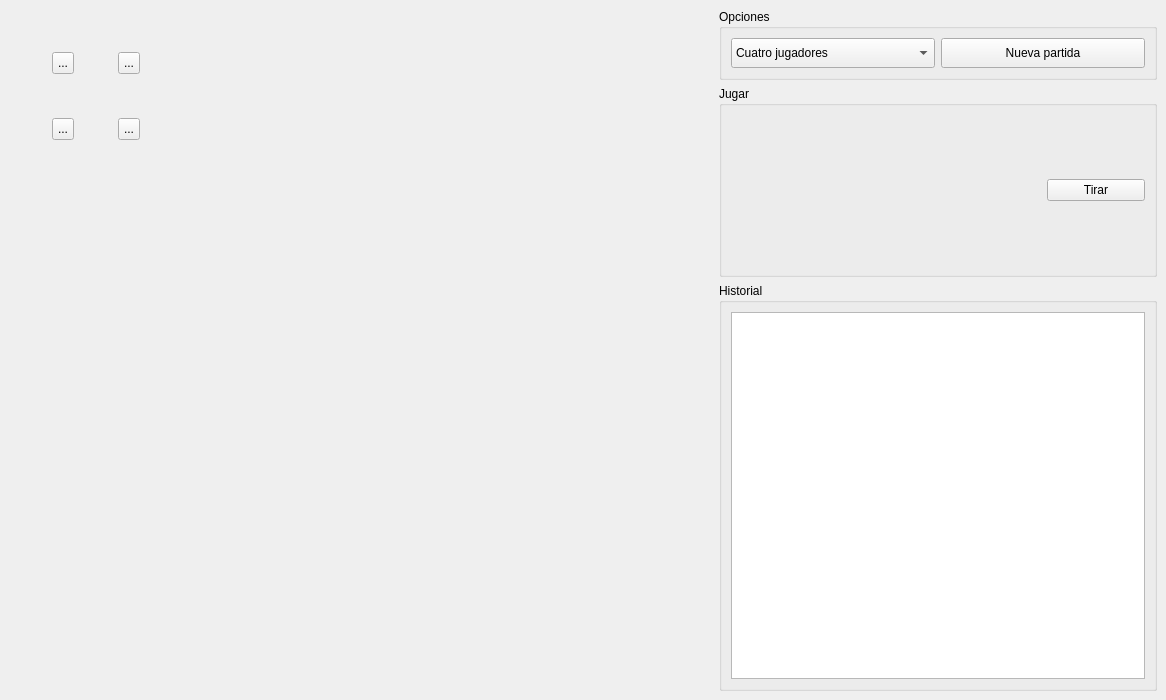
First picture: the form in parchis.ui, repository Lerduzz/Lerchis, before the edit.
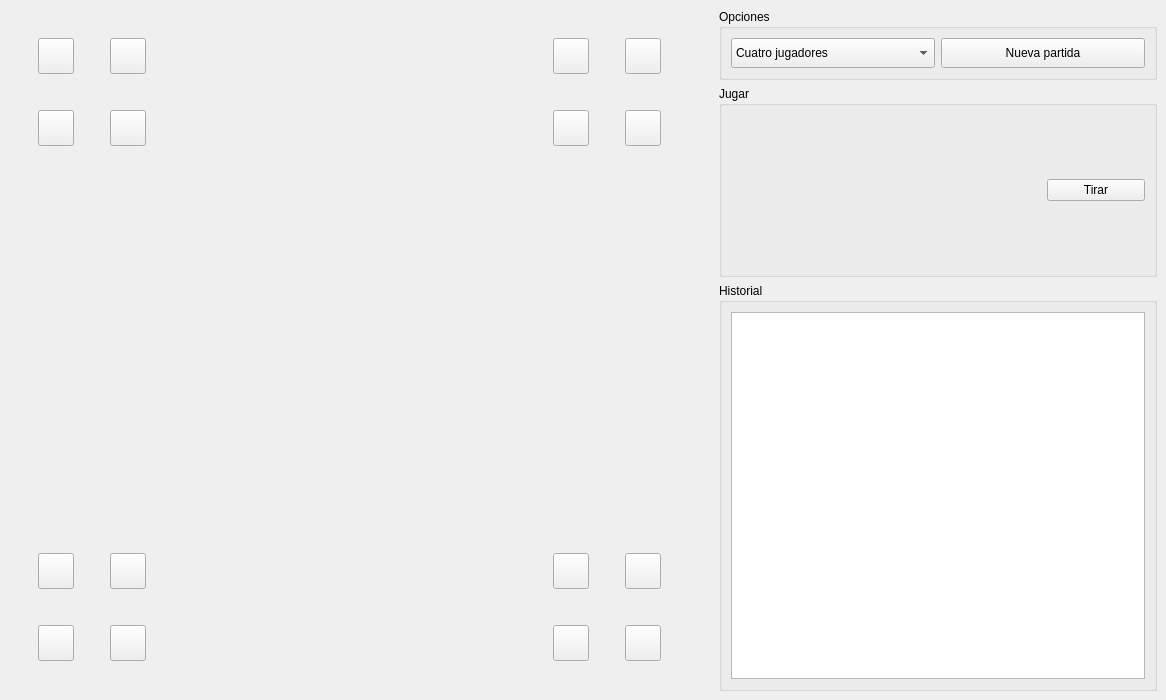
Second picture: the form after the edit. Icons and pictures are not drawn.

Commit message: Creadas las fichas faltantes.

Diff of the .ui file:
```diff
--- a/parchis.ui
+++ b/parchis.ui
@@ -46,10 +46,10 @@
       <widget class="QToolButton" name="ficha00">
        <property name="geometry">
         <rect>
-         <x>52</x>
-         <y>52</y>
-         <width>22</width>
-         <height>22</height>
+         <x>38</x>
+         <y>38</y>
+         <width>36</width>
+         <height>36</height>
         </rect>
        </property>
        <property name="minimumSize">
@@ -62,16 +62,16 @@
         <string notr="true">border-image: url(:/fichas/ficha0.png) 0 0 0 0 stretch stretch;</string>
        </property>
        <property name="text">
-        <string>...</string>
+        <string/>
        </property>
       </widget>
       <widget class="QToolButton" name="ficha03">
        <property name="geometry">
         <rect>
-         <x>118</x>
-         <y>52</y>
-         <width>22</width>
-         <height>22</height>
+         <x>110</x>
+         <y>38</y>
+         <width>36</width>
+         <height>36</height>
         </rect>
        </property>
        <property name="minimumSize">
@@ -84,16 +84,16 @@
         <string notr="true">border-image: url(:/fichas/ficha0.png) 0 0 0 0 stretch stretch;</string>
        </property>
        <property name="text">
-        <string>...</string>
+        <string/>
        </property>
       </widget>
       <widget class="QToolButton" name="ficha01">
        <property name="geometry">
         <rect>
-         <x>52</x>
-         <y>118</y>
-         <width>22</width>
-         <height>22</height>
+         <x>38</x>
+         <y>110</y>
+         <width>36</width>
+         <height>36</height>
         </rect>
        </property>
        <property name="minimumSize">
@@ -106,16 +106,16 @@
         <string notr="true">border-image: url(:/fichas/ficha0.png) 0 0 0 0 stretch stretch;</string>
        </property>
        <property name="text">
-        <string>...</string>
+        <string/>
        </property>
       </widget>
       <widget class="QToolButton" name="ficha02">
        <property name="geometry">
         <rect>
-         <x>118</x>
-         <y>118</y>
-         <width>22</width>
-         <height>22</height>
+         <x>110</x>
+         <y>110</y>
+         <width>36</width>
+         <height>36</height>
         </rect>
        </property>
        <property name="minimumSize">
@@ -128,7 +128,271 @@
         <string notr="true">border-image: url(:/fichas/ficha0.png) 0 0 0 0 stretch stretch;</string>
        </property>
        <property name="text">
-        <string>...</string>
+        <string/>
+       </property>
+      </widget>
+      <widget class="QToolButton" name="ficha13">
+       <property name="geometry">
+        <rect>
+         <x>110</x>
+         <y>553</y>
+         <width>36</width>
+         <height>36</height>
+        </rect>
+       </property>
+       <property name="minimumSize">
+        <size>
+         <width>22</width>
+         <height>22</height>
+        </size>
+       </property>
+       <property name="styleSheet">
+        <string notr="true">border-image: url(:/fichas/ficha1.png) 0 0 0 0 stretch stretch;</string>
+       </property>
+       <property name="text">
+        <string/>
+       </property>
+      </widget>
+      <widget class="QToolButton" name="ficha10">
+       <property name="geometry">
+        <rect>
+         <x>38</x>
+         <y>553</y>
+         <width>36</width>
+         <height>36</height>
+        </rect>
+       </property>
+       <property name="minimumSize">
+        <size>
+         <width>22</width>
+         <height>22</height>
+        </size>
+       </property>
+       <property name="styleSheet">
+        <string notr="true">border-image: url(:/fichas/ficha1.png) 0 0 0 0 stretch stretch;</string>
+       </property>
+       <property name="text">
+        <string/>
+       </property>
+      </widget>
+      <widget class="QToolButton" name="ficha11">
+       <property name="geometry">
+        <rect>
+         <x>38</x>
+         <y>625</y>
+         <width>36</width>
+         <height>36</height>
+        </rect>
+       </property>
+       <property name="minimumSize">
+        <size>
+         <width>22</width>
+         <height>22</height>
+        </size>
+       </property>
+       <property name="styleSheet">
+        <string notr="true">border-image: url(:/fichas/ficha1.png) 0 0 0 0 stretch stretch;</string>
+       </property>
+       <property name="text">
+        <string/>
+       </property>
+      </widget>
+      <widget class="QToolButton" name="ficha12">
+       <property name="geometry">
+        <rect>
+         <x>110</x>
+         <y>625</y>
+         <width>36</width>
+         <height>36</height>
+        </rect>
+       </property>
+       <property name="minimumSize">
+        <size>
+         <width>22</width>
+         <height>22</height>
+        </size>
+       </property>
+       <property name="styleSheet">
+        <string notr="true">border-image: url(:/fichas/ficha1.png) 0 0 0 0 stretch stretch;</string>
+       </property>
+       <property name="text">
+        <string/>
+       </property>
+      </widget>
+      <widget class="QToolButton" name="ficha23">
+       <property name="geometry">
+        <rect>
+         <x>625</x>
+         <y>553</y>
+         <width>36</width>
+         <height>36</height>
+        </rect>
+       </property>
+       <property name="minimumSize">
+        <size>
+         <width>22</width>
+         <height>22</height>
+        </size>
+       </property>
+       <property name="styleSheet">
+        <string notr="true">border-image: url(:/fichas/ficha2.png) 0 0 0 0 stretch stretch;</string>
+       </property>
+       <property name="text">
+        <string/>
+       </property>
+      </widget>
+      <widget class="QToolButton" name="ficha20">
+       <property name="geometry">
+        <rect>
+         <x>553</x>
+         <y>553</y>
+         <width>36</width>
+         <height>36</height>
+        </rect>
+       </property>
+       <property name="minimumSize">
+        <size>
+         <width>22</width>
+         <height>22</height>
+        </size>
+       </property>
+       <property name="styleSheet">
+        <string notr="true">border-image: url(:/fichas/ficha2.png) 0 0 0 0 stretch stretch;</string>
+       </property>
+       <property name="text">
+        <string/>
+       </property>
+      </widget>
+      <widget class="QToolButton" name="ficha21">
+       <property name="geometry">
+        <rect>
+         <x>553</x>
+         <y>625</y>
+         <width>36</width>
+         <height>36</height>
+        </rect>
+       </property>
+       <property name="minimumSize">
+        <size>
+         <width>22</width>
+         <height>22</height>
+        </size>
+       </property>
+       <property name="styleSheet">
+        <string notr="true">border-image: url(:/fichas/ficha2.png) 0 0 0 0 stretch stretch;</string>
+       </property>
+       <property name="text">
+        <string/>
+       </property>
+      </widget>
+      <widget class="QToolButton" name="ficha22">
+       <property name="geometry">
+        <rect>
+         <x>625</x>
+         <y>625</y>
+         <width>36</width>
+         <height>36</height>
+        </rect>
+       </property>
+       <property name="minimumSize">
+        <size>
+         <width>22</width>
+         <height>22</height>
+        </size>
+       </property>
+       <property name="styleSheet">
+        <string notr="true">border-image: url(:/fichas/ficha2.png) 0 0 0 0 stretch stretch;</string>
+       </property>
+       <property name="text">
+        <string/>
+       </property>
+      </widget>
+      <widget class="QToolButton" name="ficha33">
+       <property name="geometry">
+        <rect>
+         <x>625</x>
+         <y>38</y>
+         <width>36</width>
+         <height>36</height>
+        </rect>
+       </property>
+       <property name="minimumSize">
+        <size>
+         <width>22</width>
+         <height>22</height>
+        </size>
+       </property>
+       <property name="styleSheet">
+        <string notr="true">border-image: url(:/fichas/ficha3.png) 0 0 0 0 stretch stretch;</string>
+       </property>
+       <property name="text">
+        <string/>
+       </property>
+      </widget>
+      <widget class="QToolButton" name="ficha30">
+       <property name="geometry">
+        <rect>
+         <x>553</x>
+         <y>38</y>
+         <width>36</width>
+         <height>36</height>
+        </rect>
+       </property>
+       <property name="minimumSize">
+        <size>
+         <width>22</width>
+         <height>22</height>
+        </size>
+       </property>
+       <property name="styleSheet">
+        <string notr="true">border-image: url(:/fichas/ficha3.png) 0 0 0 0 stretch stretch;</string>
+       </property>
+       <property name="text">
+        <string/>
+       </property>
+      </widget>
+      <widget class="QToolButton" name="ficha31">
+       <property name="geometry">
+        <rect>
+         <x>553</x>
+         <y>110</y>
+         <width>36</width>
+         <height>36</height>
+        </rect>
+       </property>
+       <property name="minimumSize">
+        <size>
+         <width>22</width>
+         <height>22</height>
+        </size>
+       </property>
+       <property name="styleSheet">
+        <string notr="true">border-image: url(:/fichas/ficha3.png) 0 0 0 0 stretch stretch;</string>
+       </property>
+       <property name="text">
+        <string/>
+       </property>
+      </widget>
+      <widget class="QToolButton" name="ficha32">
+       <property name="geometry">
+        <rect>
+         <x>625</x>
+         <y>110</y>
+         <width>36</width>
+         <height>36</height>
+        </rect>
+       </property>
+       <property name="minimumSize">
+        <size>
+         <width>22</width>
+         <height>22</height>
+        </size>
+       </property>
+       <property name="styleSheet">
+        <string notr="true">border-image: url(:/fichas/ficha3.png) 0 0 0 0 stretch stretch;</string>
+       </property>
+       <property name="text">
+        <string/>
        </property>
       </widget>
      </widget>
```
Left out of the diff: 16 changed lines with no effect on the pictures. The commit also changes 6 other files.
